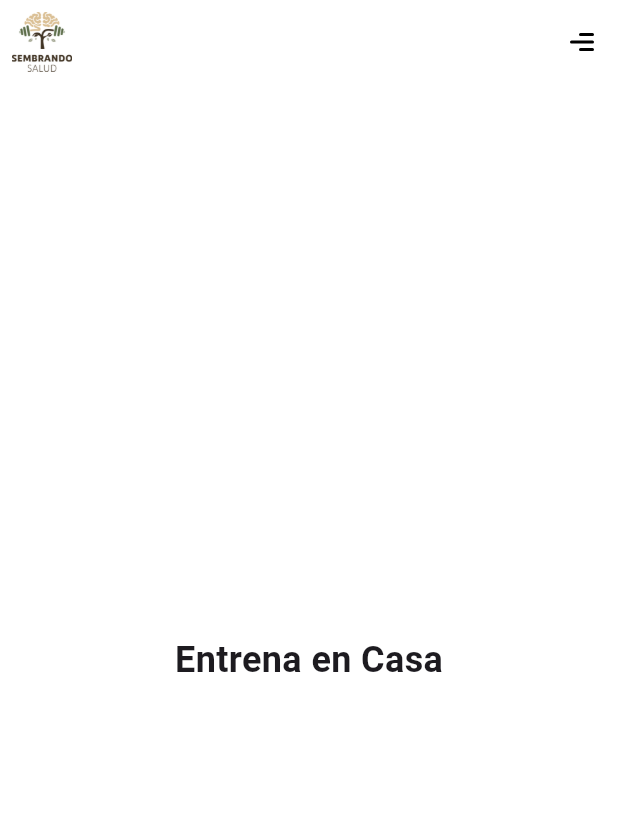
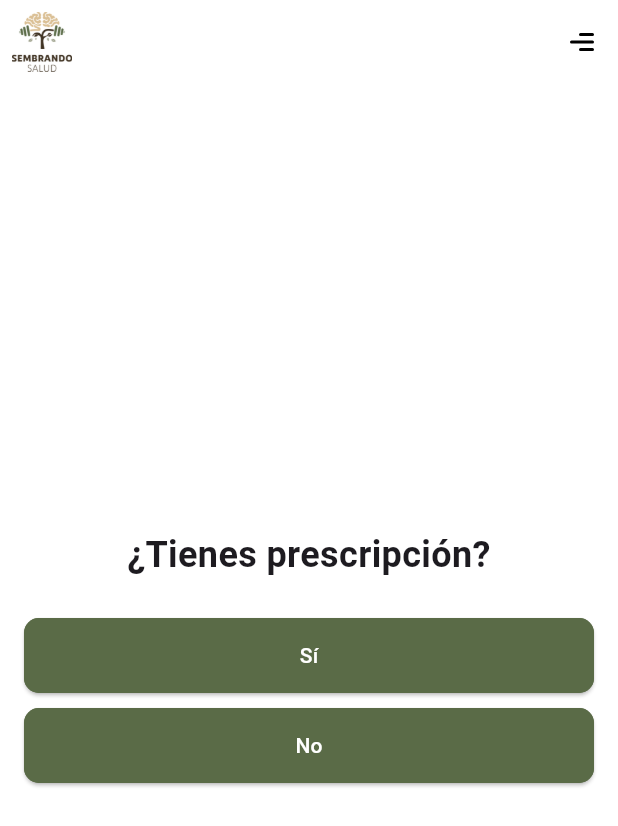
Before and after one commit to marsanbus/sseed-mobile, a Flutter app: the FortaleceTuCuerpo screen opened directly, on a phone screen of 412 x 824 dp. Shown: the top 826 px of the screen. Run offline on Flutter 3.47's test engine with Material 3 defaults, Android fonts, the phone set to English and light mode, and no system bars; our stand-ins replace flutter_svg, table_calendar.

Commit message:
Primera version fortalece tu cuerpo

```diff
--- a/lib/pages/fortaleceTuCuerpo.dart
+++ b/lib/pages/fortaleceTuCuerpo.dart
@@ -1,6 +1,8 @@
 import 'package:flutter/material.dart';
 import 'package:sseed/models/custom_app_bar.dart';
 import 'package:sseed/models/custom_menu_lateral.dart';
+import 'package:sseed/pages/pages_retos/ftcConPrescripcion.dart';
+import 'package:sseed/pages/pages_retos/ftcSinPrescripcion.dart';
 
 class FortaleceTuCuerpo extends StatelessWidget {
   const FortaleceTuCuerpo({Key? key}) : super(key: key);
@@ -11,12 +13,56 @@ class FortaleceTuCuerpo extends StatelessWidget {
       appBar: CustomAppBar(),
       endDrawer: CustomDrawer(),
       backgroundColor: Colors.white,
-      body: const Center(
+      body: Padding(
+        padding: const EdgeInsets.all(16.0),
+        child: Column(
+          mainAxisAlignment: MainAxisAlignment.center,
+          crossAxisAlignment: CrossAxisAlignment.stretch,
+          children: [
+            const Text(
+              '¿Tienes prescripción?',
+              textAlign: TextAlign.center,
+              style: TextStyle(fontSize: 24, fontWeight: FontWeight.bold),
+            ),
+            const SizedBox(height: 20),
+            _buildButton(context, 'Sí', () {
+              Navigator.push(
+                context,
+                MaterialPageRoute(builder: (context) => const FtcConPrescripcion()),
+              );
+            }),
+            _buildButton(context, 'No', () {
+              Navigator.push(
+                context,
+                MaterialPageRoute(builder: (context) => const FtcSinPrescripcion()),
+              );
+            }),
+          ],
+        ),
+      ),
+    );
+  }
+
+  Widget _buildButton(BuildContext context, String text, VoidCallback onPressed) {
+    return Container(
+      width: double.infinity,
+      margin: const EdgeInsets.symmetric(vertical: 5.0),
+      child: ElevatedButton(
+        onPressed: onPressed,
+        style: ElevatedButton.styleFrom(
+          backgroundColor: const Color(0xFF5a6b47), // Color de fondo
+          foregroundColor: Colors.white, // Color del texto
+          shape: RoundedRectangleBorder(
+            borderRadius: BorderRadius.circular(10.0),
+            side: const BorderSide(color: Color(0xFF5a6b47)), // Borde fino
+          ),
+          padding: const EdgeInsets.symmetric(vertical: 15.0),
+        ),
         child: Text(
-          "Entrena en Casa",
-          style: TextStyle(fontSize: 24, fontWeight: FontWeight.bold),
+          text,
+          style: const TextStyle(fontSize: 14),
         ),
-      )
+      ),
     );
   }
 }
```
Also changed, not shown: lib/pages/pages_retos/ftcConPrescripcion.dart (added, +126 -0 lines), lib/pages/pages_retos/ftcSinPrescripcion.dart (added, +45 -0 lines), 4 other files.
